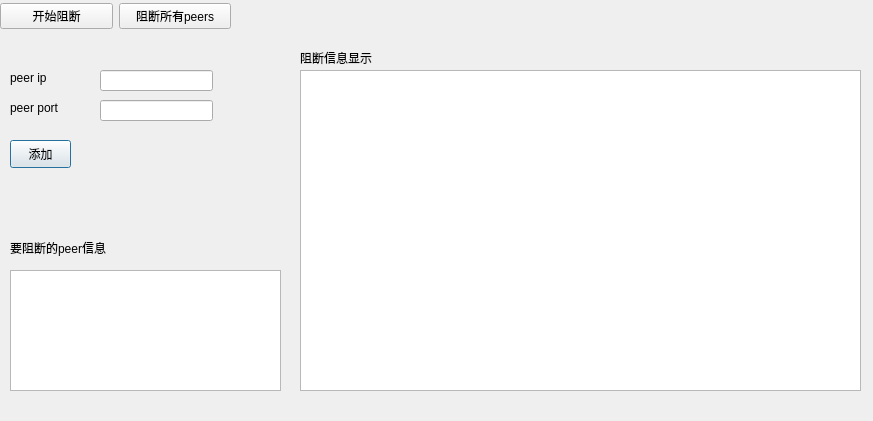
Old version of the form gui/block.ui in the repository RaymondHX/contentSecurityLab.
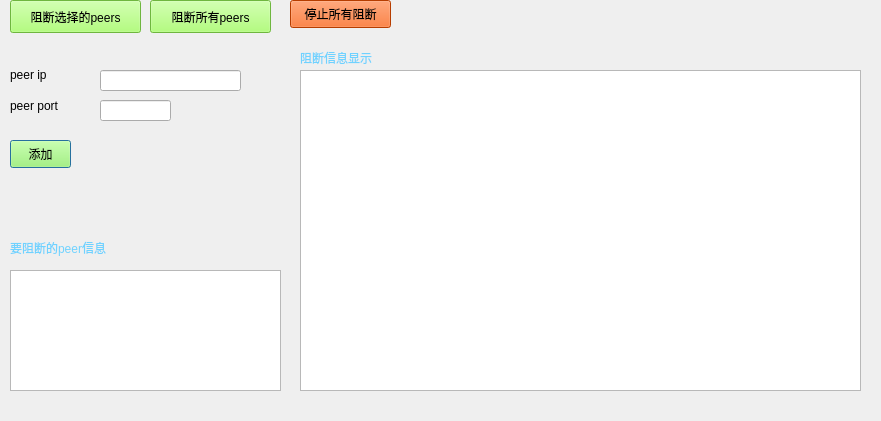
New version of the form.

Diff of the .ui file:
```diff
--- a/gui/block.ui
+++ b/gui/block.ui
@@ -6,7 +6,7 @@
    <rect>
     <x>0</x>
     <y>0</y>
-    <width>873</width>
+    <width>881</width>
     <height>421</height>
    </rect>
   </property>
@@ -27,11 +27,14 @@
    <property name="geometry">
     <rect>
      <x>10</x>
-     <y>70</y>
+     <y>64</y>
      <width>72</width>
-     <height>15</height>
+     <height>21</height>
     </rect>
    </property>
+   <property name="styleSheet">
+    <string notr="true">font: 9pt &quot;微软雅黑&quot;;</string>
+   </property>
    <property name="text">
     <string>peer ip</string>
    </property>
@@ -41,20 +44,26 @@
     <rect>
      <x>100</x>
      <y>70</y>
-     <width>113</width>
+     <width>141</width>
      <height>21</height>
     </rect>
    </property>
+   <property name="styleSheet">
+    <string notr="true">font: 9pt &quot;微软雅黑&quot;;</string>
+   </property>
   </widget>
   <widget class="QLabel" name="label_2">
    <property name="geometry">
     <rect>
      <x>10</x>
-     <y>100</y>
+     <y>90</y>
      <width>72</width>
-     <height>15</height>
+     <height>31</height>
     </rect>
    </property>
+   <property name="styleSheet">
+    <string notr="true">font: 9pt &quot;微软雅黑&quot;;</string>
+   </property>
    <property name="text">
     <string>peer port</string>
    </property>
@@ -68,6 +77,12 @@
      <height>28</height>
     </rect>
    </property>
+   <property name="styleSheet">
+    <string notr="true">
+background-color: rgb(155, 255, 88);
+font: 9pt &quot;微软雅黑&quot;;	
+</string>
+   </property>
    <property name="text">
     <string>添加</string>
    </property>
@@ -77,10 +92,13 @@
     <rect>
      <x>100</x>
      <y>100</y>
-     <width>113</width>
+     <width>71</width>
      <height>21</height>
     </rect>
    </property>
+   <property name="styleSheet">
+    <string notr="true">font: 9pt &quot;微软雅黑&quot;;</string>
+   </property>
   </widget>
   <widget class="QTextEdit" name="peer_t">
    <property name="geometry">
@@ -101,6 +119,10 @@
      <height>16</height>
     </rect>
    </property>
+   <property name="styleSheet">
+    <string notr="true">color:rgb(111, 210, 255);
+font: 9pt &quot;微软雅黑&quot;;</string>
+   </property>
    <property name="text">
     <string>阻断信息显示</string>
    </property>
@@ -114,35 +136,71 @@
      <height>16</height>
     </rect>
    </property>
+   <property name="styleSheet">
+    <string notr="true">color:rgb(111, 210, 255);
+font: 9pt &quot;微软雅黑&quot;;</string>
+   </property>
    <property name="text">
     <string>要阻断的peer信息</string>
    </property>
   </widget>
-  <widget class="QWidget" name="horizontalLayoutWidget">
+  <widget class="QPushButton" name="start_block_b">
    <property name="geometry">
     <rect>
-     <x>0</x>
+     <x>10</x>
      <y>0</y>
-     <width>231</width>
-     <height>32</height>
+     <width>131</width>
+     <height>33</height>
     </rect>
    </property>
-   <layout class="QHBoxLayout" name="horizontalLayout">
-    <item>
-     <widget class="QPushButton" name="start_block_b">
-      <property name="text">
-       <string>开始阻断</string>
-      </property>
-     </widget>
-    </item>
-    <item>
-     <widget class="QPushButton" name="block_all_b">
-      <property name="text">
-       <string>阻断所有peers</string>
-      </property>
-     </widget>
-    </item>
-   </layout>
+   <property name="styleSheet">
+    <string notr="true">background-color: rgb(155, 255, 88);
+font: 9pt &quot;微软雅黑&quot;;	
+</string>
+   </property>
+   <property name="text">
+    <string>阻断选择的peers</string>
+   </property>
+  </widget>
+  <widget class="QPushButton" name="block_all_b">
+   <property name="geometry">
+    <rect>
+     <x>150</x>
+     <y>0</y>
+     <width>121</width>
+     <height>33</height>
+    </rect>
+   </property>
+   <property name="styleSheet">
+    <string notr="true">
+background-color: rgb(155, 255, 88);
+font: 9pt &quot;微软雅黑&quot;;	
+
+	</string>
+   </property>
+   <property name="text">
+    <string>阻断所有peers</string>
+   </property>
+  </widget>
+  <widget class="QPushButton" name="stop_block_b">
+   <property name="geometry">
+    <rect>
+     <x>290</x>
+     <y>0</y>
+     <width>101</width>
+     <height>28</height>
+    </rect>
+   </property>
+   <property name="styleSheet">
+    <string notr="true">
+background-color: rgb(255, 85, 0);
+font: 9pt &quot;微软雅黑&quot;;	
+
+	</string>
+   </property>
+   <property name="text">
+    <string>停止所有阻断</string>
+   </property>
   </widget>
  </widget>
  <resources/>
```
Left out of the diff: 8 changed lines with no effect on the pictures.
